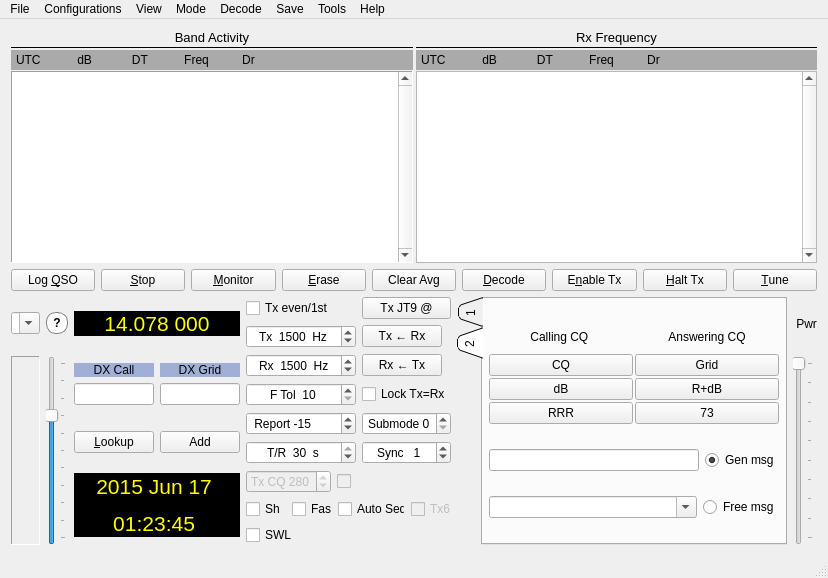
Old version of the form mainwindow.ui in the repository saitohirga/WSJT-X.
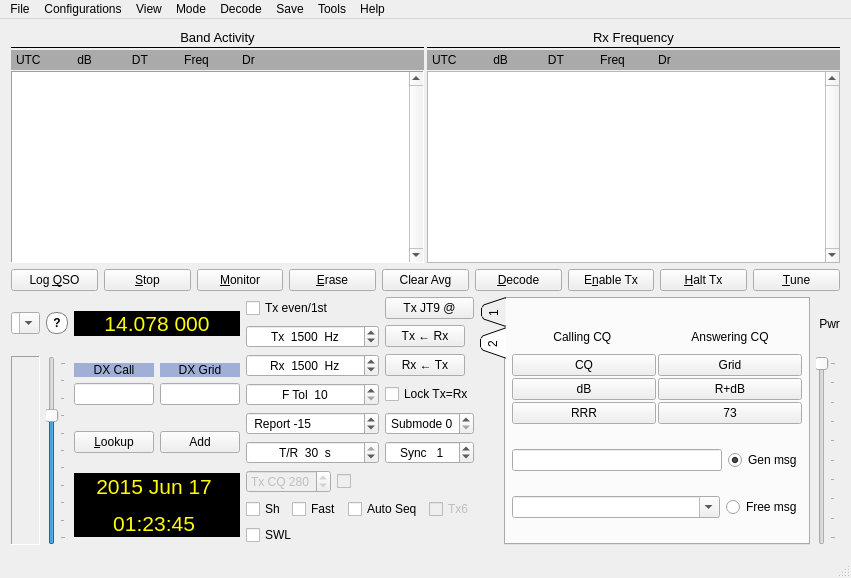
New version of the form. Custom widgets are drawn as their Qt base class.

Commit message: Remove unnecessary window size contraints that Designer insists on adding

Diff of the .ui file:
```diff
--- a/mainwindow.ui
+++ b/mainwindow.ui
@@ -712,12 +712,6 @@
                       </item>
                       <item>
                        <widget class="QCheckBox" name="cbFast9">
-                        <property name="maximumSize">
-                         <size>
-                          <width>40</width>
-                          <height>16777215</height>
-                         </size>
-                        </property>
                         <property name="toolTip">
                          <string>&lt;html&gt;&lt;head/&gt;&lt;body&gt;&lt;p&gt;Check to enable JT9 fast modes&lt;/p&gt;&lt;/body&gt;&lt;/html&gt;</string>
                         </property>
@@ -728,12 +722,6 @@
                       </item>
                       <item>
                        <widget class="QCheckBox" name="cbAutoSeq">
-                        <property name="maximumSize">
-                         <size>
-                          <width>67</width>
-                          <height>16777215</height>
-                         </size>
-                        </property>
                         <property name="toolTip">
                          <string>&lt;html&gt;&lt;head/&gt;&lt;body&gt;&lt;p&gt;Check to enable automatic sequencing of Tx messages based on received messages.&lt;/p&gt;&lt;/body&gt;&lt;/html&gt;</string>
                         </property>
@@ -747,12 +735,6 @@
                         <property name="enabled">
                          <bool>false</bool>
                         </property>
-                        <property name="maximumSize">
-                         <size>
-                          <width>40</width>
-                          <height>16777215</height>
-                         </size>
-                        </property>
                         <property name="toolTip">
                          <string>Check to generate &quot;@1250  (SEND MSGS)&quot; in Tx6.</string>
                         </property>
@@ -768,12 +750,6 @@
                  </item>
                  <item row="4" column="0">
                   <widget class="QSpinBox" name="RxFreqSpinBox">
-                   <property name="maximumSize">
-                    <size>
-                     <width>120</width>
-                     <height>16777215</height>
-                    </size>
-                   </property>
                    <property name="toolTip">
                     <string>Audio Rx frequency</string>
                    </property>
@@ -989,12 +965,6 @@
                    <property name="enabled">
                     <bool>true</bool>
                    </property>
-                   <property name="maximumSize">
-                    <size>
-                     <width>16777215</width>
-                     <height>16777215</height>
-                    </size>
-                   </property>
                    <property name="toolTip">
                     <string>&lt;html&gt;&lt;head/&gt;&lt;body&gt;&lt;p&gt;Check to monitor Sh messages.&lt;/p&gt;&lt;/body&gt;&lt;/html&gt;</string>
                    </property>
```
Left out of the diff: 6 changed lines with no effect on the pictures. The commit also changes 1 other file.
